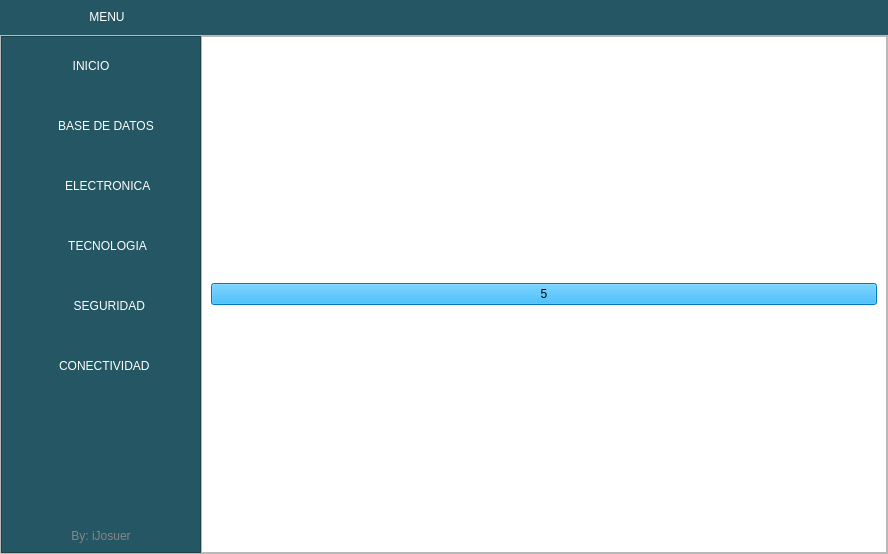
This is Fase 2/Client/UI Files/game.ui in Ijosuer/EDD_2S_BatallaNaval_202000895 as Qt 5 draws it before an edit. The edited form follows.
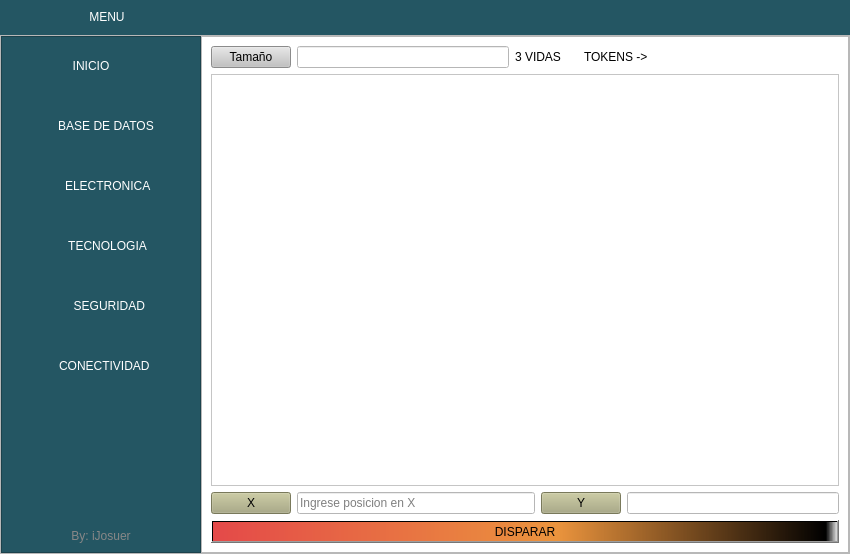
This is the edited form. The open tabs and pages were chosen to show the change. Icons and pictures are not drawn.

What changed in the file:
```diff
--- a/Fase 2/Client/UI Files/game.ui
+++ b/Fase 2/Client/UI Files/game.ui
@@ -6,7 +6,7 @@
    <rect>
     <x>0</x>
     <y>0</y>
-    <width>888</width>
+    <width>850</width>
     <height>554</height>
    </rect>
   </property>
@@ -736,15 +736,108 @@
              <property name="styleSheet">
               <string notr="true">background-color: rgb(255, 255, 255);</string>
              </property>
-             <layout class="QVBoxLayout" name="verticalLayout_8">
-              <item>
-               <widget class="QPushButton" name="pushButton">
+             <layout class="QGridLayout" name="gridLayout">
+              <item row="0" column="0">
+               <widget class="QPushButton" name="tab_Size">
                 <property name="styleSheet">
-                 <string notr="true">background-color: rgb(0, 170, 255);
-font: 87 36pt &quot;Arial Black&quot;;</string>
+                 <string notr="true">background-color: rgb(194, 194, 194);
+font: 63 9pt &quot;Noto Serif CJK KR SemiBold&quot;;</string>
                 </property>
                 <property name="text">
-                 <string>5</string>
+                 <string>Tamaño</string>
+                </property>
+               </widget>
+              </item>
+              <item row="0" column="1">
+               <widget class="QLineEdit" name="tab_Size_2"/>
+              </item>
+              <item row="0" column="2" colspan="2">
+               <widget class="QLabel" name="label_4">
+                <property name="text">
+                 <string>3 VIDAS</string>
+                </property>
+               </widget>
+              </item>
+              <item row="0" column="4" colspan="2">
+               <widget class="QLabel" name="label_3">
+                <property name="text">
+                 <string>TOKENS -&gt;</string>
+                </property>
+               </widget>
+              </item>
+              <item row="1" column="0" colspan="6">
+               <widget class="QScrollArea" name="scrollArea">
+                <property name="widgetResizable">
+                 <bool>true</bool>
+                </property>
+                <widget class="QWidget" name="scrollAreaWidgetContents">
+                 <property name="geometry">
+                  <rect>
+                   <x>0</x>
+                   <y>0</y>
+                   <width>971</width>
+                   <height>863</height>
+                  </rect>
+                 </property>
+                 <layout class="QGridLayout" name="gridLayout_2">
+                  <item row="0" column="0">
+                   <widget class="QLabel" name="label_5">
+                    <property name="text">
+                     <string/>
+                    </property>
+                    <property name="pixmap">
+                     <pixmap>../../../archivos/dispersa.png</pixmap>
+                    </property>
+                    <property name="scaledContents">
+                     <bool>true</bool>
+                    </property>
+                   </widget>
+                  </item>
+                 </layout>
+                </widget>
+               </widget>
+              </item>
+              <item row="2" column="0">
+               <widget class="QPushButton" name="pushButton_8">
+                <property name="styleSheet">
+                 <string notr="true">background-color: rgb(170, 170, 127);</string>
+                </property>
+                <property name="text">
+                 <string>X</string>
+                </property>
+               </widget>
+              </item>
+              <item row="2" column="1" colspan="2">
+               <widget class="QLineEdit" name="lineEdit_3">
+                <property name="placeholderText">
+                 <string>Ingrese posicion en X</string>
+                </property>
+               </widget>
+              </item>
+              <item row="2" column="3" colspan="2">
+               <widget class="QPushButton" name="pushButton_9">
+                <property name="styleSheet">
+                 <string notr="true">background-color: rgb(170, 170, 127);</string>
+                </property>
+                <property name="text">
+                 <string>Y</string>
+                </property>
+               </widget>
+              </item>
+              <item row="2" column="5">
+               <widget class="QLineEdit" name="lineEdit_4"/>
+              </item>
+              <item row="3" column="0" colspan="6">
+               <widget class="QPushButton" name="bt_Disparo">
+                <property name="styleSheet">
+                 <string notr="true">background-color: qlineargradient(spread:pad, x1:0, y1:0, x2:1, y2:0, stop:0 rgba(228, 73, 73, 255), stop:0.55 rgba(235, 148, 61, 255), stop:0.98 rgba(0, 0, 0, 255), stop:1 rgba(0, 0, 0, 0));</string>
+                </property>
+                <property name="text">
+                 <string>DISPARAR</string>
+                </property>
+                <property name="icon">
+                 <iconset>
+                  <normaloff>../images/shoot.png</normaloff>../images/shoot.png</iconset>
                 </property>
                </widget>
               </item>
```
Left out of the diff: 2 changed lines with no effect on the pictures.
